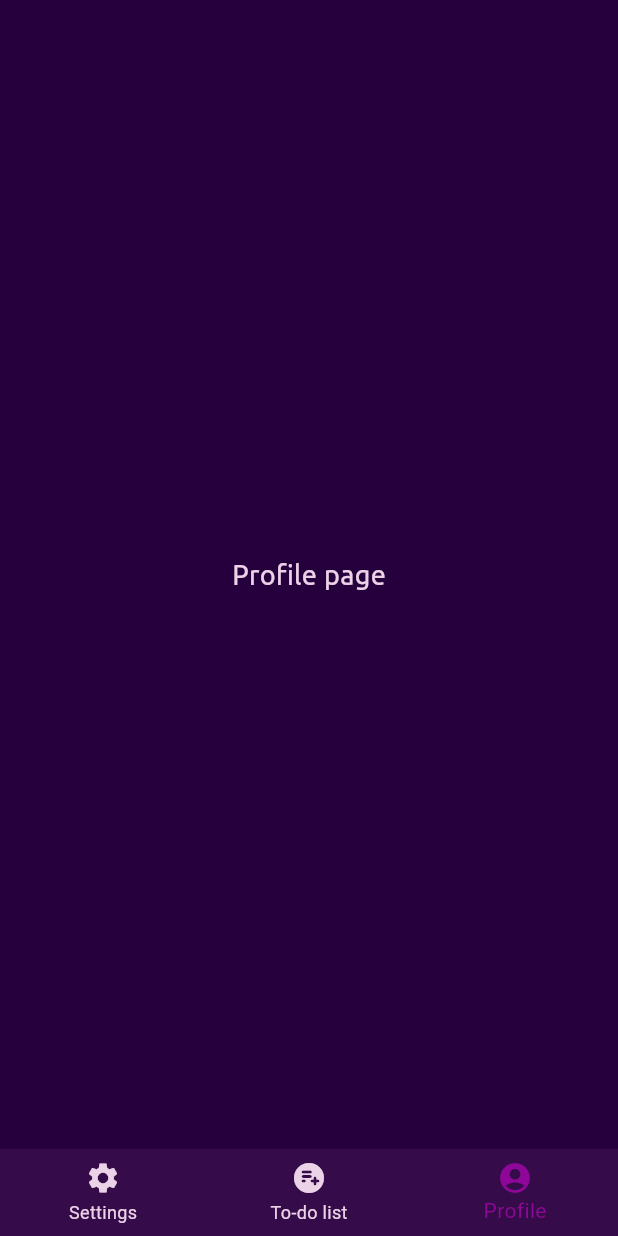
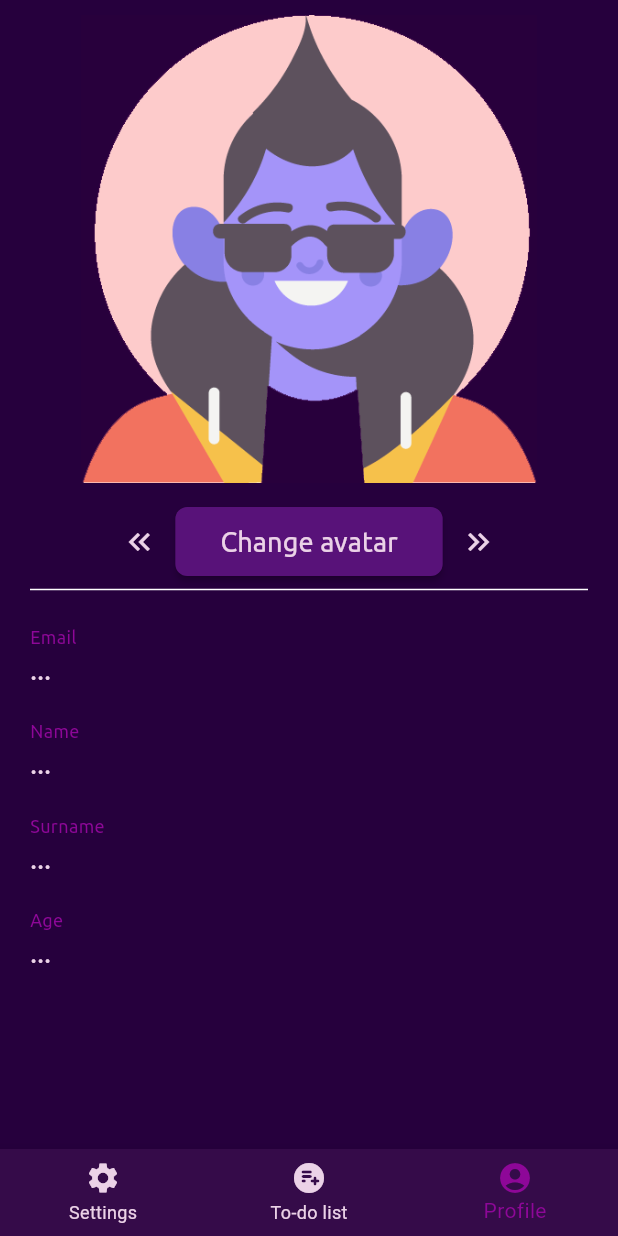
Before and after one commit to 1eG0ist/todo, a Flutter app: the screen it shows once a user with an empty profile is signed in, item 3 of the bottom bar chosen, on a phone screen of 412 x 824 dp. Run offline on Flutter 3.47's test engine with Material 3 defaults, Android fonts, the phone set to English and light mode, and no system bars; our stand-ins replace cloud_firestore, firebase_auth, firebase_core; accounts and stored records are empty.

Commit message:
add profile.dart with parse user info from db

```diff
--- a/lib/pages/home_page_area/profile.dart
+++ b/lib/pages/home_page_area/profile.dart
@@ -1,5 +1,9 @@
+import 'package:cloud_firestore/cloud_firestore.dart';
+import 'package:firebase_auth/firebase_auth.dart';
 import 'package:flutter/material.dart';
+import 'package:todo/DB_crud/users_info/get_user_info.dart';
 import 'package:todo/main.dart';
+import 'package:todo/pages/registration_area/routes.dart';
 import 'package:todo/theme/text_styles.dart';
 
 import '../../theme/app_theme.dart';
@@ -12,16 +16,138 @@ class Profile extends StatefulWidget {
 }
 
 class _ProfileState extends State<Profile> {
+
+  late FirebaseAuth _auth;
+  late Stream<User?> _authStateChanges;
+  late String userDocID;
+  late Map<String, dynamic> userInfo = {
+    "email": "...",
+    "first_name": "...",
+    "last_name": "...",
+    "age": "...",
+  };
+  late String userEmail;
+
+  // void getUserEmail() async {
+  //   User? user = FirebaseAuth.instance.currentUser;
+  //
+  //   if (user != null) {
+  //     userEmail = user.email.toString();
+  //   }
+  // }
+
+  Future getUserInfo() async {
+    await Future.delayed(const Duration(seconds: 2));
+    _auth = FirebaseAuth.instance;
+    _authStateChanges = _auth.authStateChanges();
+    _authStateChanges.listen((User? user) async {
+      if (user != null) {
+        await FirebaseFirestore.instance.collection('users')
+            .where('email', isEqualTo: user.email.toString())
+            .get().then((QuerySnapshot querySnapshot) => {
+          querySnapshot.docs.forEach((doc) {
+            setState(() {
+              userInfo = doc.data()! as Map<String, dynamic>;
+            });
+            print("Hello!!!!!!!!!!!!!!!!!!!!!!!!!!!!!!!!!1");
+            print(doc.data());
+          }),
+        });
+      }
+    });
+
+    // if (user != null) {
+    //   await FirebaseFirestore.instance.collection('users')
+    //       .where('email', isEqualTo: user.email.toString())
+    //       .get().then((QuerySnapshot querySnapshot) => {
+    //     querySnapshot.docs.forEach((doc) {
+    //       userInfo = doc.data()! as Map<String, dynamic>;
+    //       print("Hello!!!!!!!!!!!!!!!!!!!!!!!!!!!!!!!!!1");
+    //       print(doc.data());
+    //     }),
+    //   });
+    // }
+  }
+
+  // Future getUserInfo() async {
+  //   await Future.delayed(const Duration(seconds: 2));
+  //   User? user = FirebaseAuth.instance.currentUser;
+  //
+  //   if (user != null) {
+  //     await FirebaseFirestore.instance.collection('users')
+  //       .where('email', isEqualTo: user.email.toString())
+  //       .get().then((QuerySnapshot querySnapshot) => {
+  //         querySnapshot.docs.forEach((doc) {
+  //           userInfo = doc.data()! as Map<String, dynamic>;
+  //           print("Hello!!!!!!!!!!!!!!!!!!!!!!!!!!!!!!!!!1");
+  //           print(doc.data());
+  //         }),
+  //     });
+  //   }
+  // }
+
+  @override
+  void initState() {
+    print("lol");
+    getUserInfo();
+    super.initState();
+  }
+
   @override
   Widget build(BuildContext context) {
     return Scaffold(
       backgroundColor: AppTheme.colors.spacePurple,
       body: SafeArea(
-        child: Center(
+        child: Padding(
+          padding: const EdgeInsets.symmetric(horizontal: 20, vertical: 10),
           child: Column(
-            mainAxisAlignment: MainAxisAlignment.center,
+            crossAxisAlignment: CrossAxisAlignment.start,
             children: [
-              Text("Profile page", style: mainTextStyle)
+              // avatar
+              Center(
+               child: Image(
+                 image: AssetImage('assets/avatars/avatar_1.png'), //${userInfo["avatar_number"]}
+                 height: MediaQuery.of(context).size.width - 100,
+               ),
+              ),
+              const SizedBox(height: 15),
+              Row(
+                mainAxisAlignment: MainAxisAlignment.center,
+                children: [
+                  IconButton(onPressed: () {
+
+                  }, icon: Icon(Icons.keyboard_double_arrow_left, color: AppTheme.colors.pinkWhite),
+                  ),
+                  MaterialButton(
+                    padding: EdgeInsets.symmetric(vertical: 10, horizontal: 30),
+                    shape: RoundedRectangleBorder(
+                      borderRadius: BorderRadius.circular(8.0),
+                    ),
+                    onPressed: () {
+
+                    },
+                    color: AppTheme.colors.purple,
+                    child: Text("Change avatar", style: mainTextStyle),
+                  ),
+                  IconButton(onPressed: () {
+
+                  }, icon: Icon(Icons.keyboard_double_arrow_right, color: AppTheme.colors.pinkWhite)
+                  ),
+                ],
+              ),
+              Divider(color: AppTheme.colors.white,),
+              const SizedBox(height: 15),
+              Text("Email", style: miniTextStyle),
+              Text(userInfo["email"].toString(), style: mainTextStyle,),
+              const SizedBox(height: 20),
+              Text("Name", style: miniTextStyle),
+              Text(userInfo["first_name"].toString(), style: mainTextStyle,),
+              const SizedBox(height: 20),
+              Text("Surname", style: miniTextStyle),
+              Text(userInfo["last_name"].toString(), style: mainTextStyle,),
+              const SizedBox(height: 20),
+              Text("Age", style: miniTextStyle),
+              Text(userInfo["age"].toString(), style: mainTextStyle,),
             ],
           ),
         ),
--- a/lib/pages/registration_area/registration.dart
+++ b/lib/pages/registration_area/registration.dart
@@ -12,6 +12,10 @@ class Registration extends StatefulWidget {
 }
 
 class _RegistrationState extends State<Registration> {
+
+  /*
+  * TODO add possibility to register with google
+  * */
   @override
   Widget build(BuildContext context) {
     return Scaffold(
--- a/lib/pages/registration_area/sign_up.dart
+++ b/lib/pages/registration_area/sign_up.dart
@@ -55,6 +55,7 @@ class _SignUpState extends State<SignUp> {
       'last_name': lastName,
       'age': age,
       'email': email,
+      'avatar_number': 1,
     });
   }
 
--- a/lib/theme/text_styles.dart
+++ b/lib/theme/text_styles.dart
@@ -23,3 +23,10 @@ var bigTextStyle = TextStyle(
   fontWeight: FontWeight.w400,
   color: AppTheme.colors.pinkWhite,
 );
+
+var miniTextStyle = TextStyle(
+  fontSize: 12,
+  fontFamily: 'Ubuntu',
+  fontWeight: FontWeight.w400,
+  color: AppTheme.colors.darkPink,
+);
--- a/pubspec.yaml
+++ b/pubspec.yaml
@@ -65,6 +65,7 @@ flutter:
   # To add assets to your application, add an assets section, like this:
   assets:
     - assets/images/registr.png
+    - assets/avatars/
 
 
   # An image asset can refer to one or more resolution-specific "variants", see
```
Also changed, not shown: lib/DB_crud/users_info/get_user_info.dart (added, +36 -0 lines), assets/avatars/avatar_1.png (added), assets/avatars/avatar_2.png (added), assets/avatars/avatar_3.png (added), assets/avatars/avatar_4.png (added), assets/avatars/avatar_5.png (added), assets/avatars/avatar_6.png (added).
